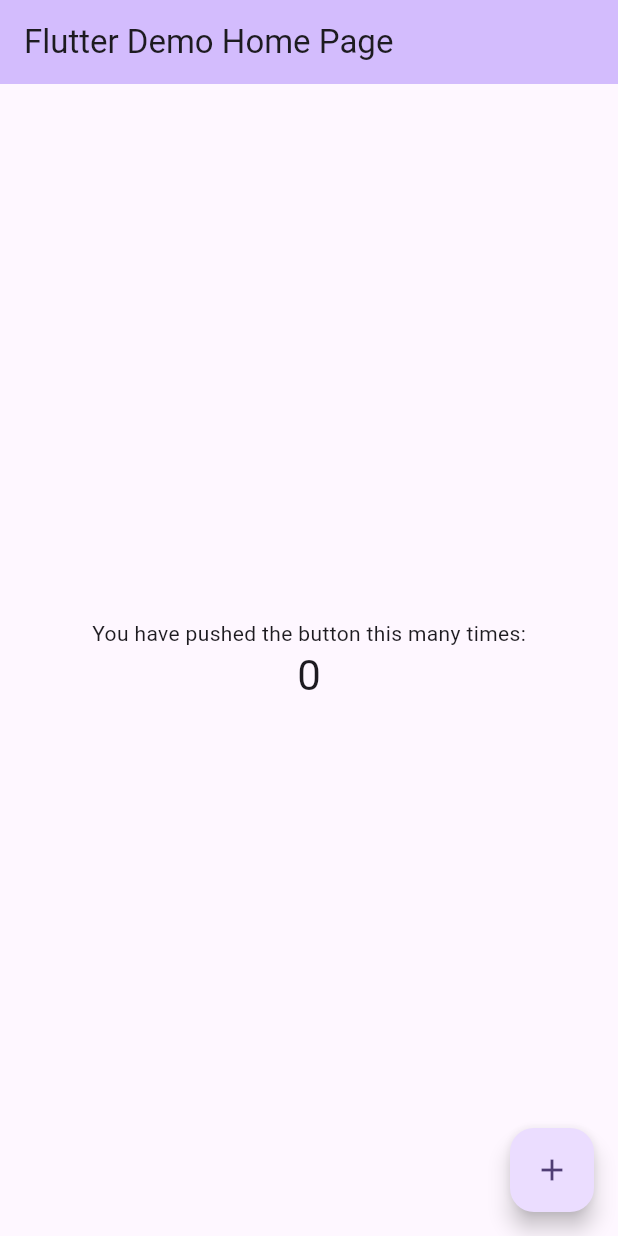
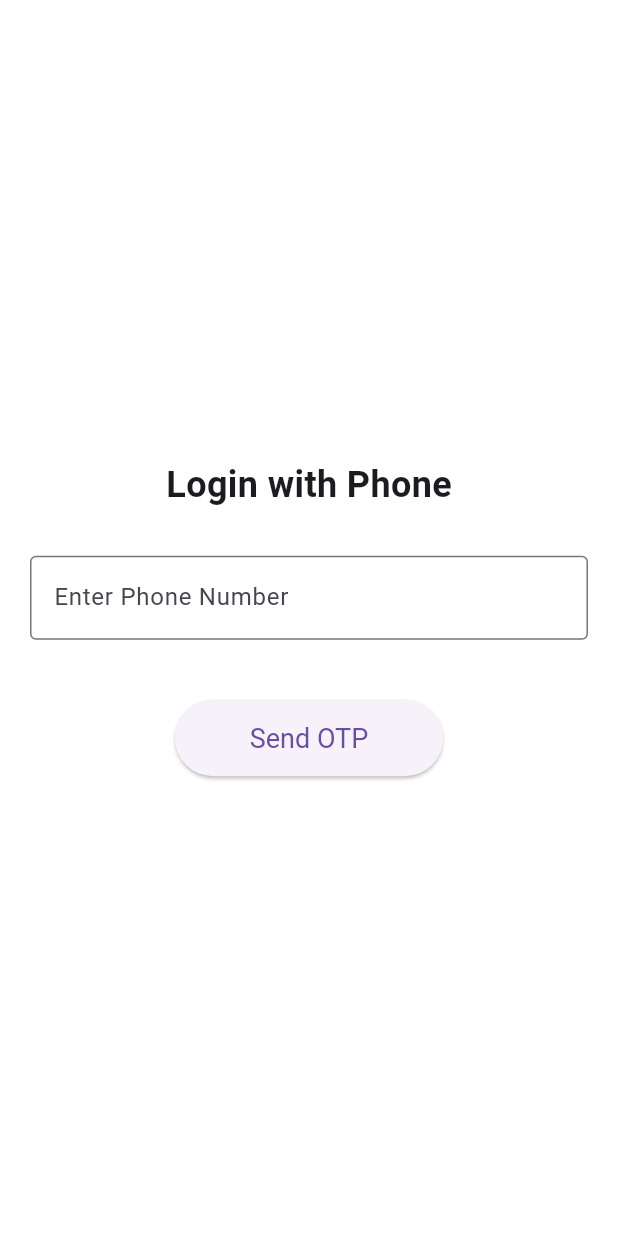
Before and after one commit to tarunkumarjhabakh/bya, a Flutter app: the screen it shows after launch, on a phone screen of 412 x 824 dp. Run offline on Flutter 3.47's test engine with Material 3 defaults, Android fonts, the phone set to English and light mode, and no system bars; our stand-ins replace firebase_core; accounts and stored records are empty.

Commit message:
basic login page ui without auth

```diff
--- /dev/null
+++ b/lib/login_page.dart
@@ -0,0 +1,69 @@
+import 'package:flutter/material.dart';
+
+class LoginPage extends StatefulWidget {
+  @override
+  _LoginPageState createState() => _LoginPageState();
+}
+
+class _LoginPageState extends State<LoginPage> {
+  final TextEditingController _phoneController = TextEditingController();
+  final TextEditingController _otpController = TextEditingController();
+  bool _otpSent = false;
+
+  @override
+  Widget build(BuildContext context) {
+    return Scaffold(
+      backgroundColor: Colors.white,
+      body: Padding(
+        padding: EdgeInsets.all(20),
+        child: Column(
+          mainAxisAlignment: MainAxisAlignment.center,
+          children: [
+            Text(
+              "Login with Phone",
+              style: TextStyle(fontSize: 24, fontWeight: FontWeight.bold),
+            ),
+            SizedBox(height: 30),
+
+            // Phone Number Input
+            TextField(
+              controller: _phoneController,
+              keyboardType: TextInputType.phone,
+              decoration: InputDecoration(
+                labelText: "Enter Phone Number",
+                border: OutlineInputBorder(),
+              ),
+            ),
+            SizedBox(height: 20),
+
+            // OTP Input (Only shown after OTP is sent)
+            if (_otpSent)
+              TextField(
+                controller: _otpController,
+                keyboardType: TextInputType.number,
+                decoration: InputDecoration(
+                  labelText: "Enter OTP",
+                  border: OutlineInputBorder(),
+                ),
+              ),
+            SizedBox(height: 20),
+
+            // Send OTP / Verify OTP Button
+            ElevatedButton(
+              onPressed: () {
+                setState(() {
+                  _otpSent = true;
+                });
+              },
+              style: ElevatedButton.styleFrom(
+                padding: EdgeInsets.symmetric(horizontal: 50, vertical: 15),
+                textStyle: TextStyle(fontSize: 18),
+              ),
+              child: Text(_otpSent ? "Verify OTP" : "Send OTP"),
+            ),
+          ],
+        ),
+      ),
+    );
+  }
+}
--- a/lib/main.dart
+++ b/lib/main.dart
@@ -1,125 +1,20 @@
 import 'package:flutter/material.dart';
+import 'login_page.dart'; // Import the LoginPage file
 
 void main() {
-  runApp(const MyApp());
+  runApp(MyApp());
 }
 
 class MyApp extends StatelessWidget {
-  const MyApp({super.key});
-
-  // This widget is the root of your application.
   @override
   Widget build(BuildContext context) {
     return MaterialApp(
-      title: 'Flutter Demo',
+      debugShowCheckedModeBanner: false,
+      title: 'Phone Login',
       theme: ThemeData(
-        // This is the theme of your application.
-        //
-        // TRY THIS: Try running your application with "flutter run". You'll see
-        // the application has a purple toolbar. Then, without quitting the app,
-        // try changing the seedColor in the colorScheme below to Colors.green
-        // and then invoke "hot reload" (save your changes or press the "hot
-        // reload" button in a Flutter-supported IDE, or press "r" if you used
-        // the command line to start the app).
-        //
-        // Notice that the counter didn't reset back to zero; the application
-        // state is not lost during the reload. To reset the state, use hot
-        // restart instead.
-        //
-        // This works for code too, not just values: Most code changes can be
-        // tested with just a hot reload.
-        colorScheme: ColorScheme.fromSeed(seedColor: Colors.deepPurple),
-        useMaterial3: true,
+        primarySwatch: Colors.blue,
       ),
-      home: const MyHomePage(title: 'Flutter Demo Home Page'),
+      home: LoginPage(), // Set LoginPage as the home screen
     );
   }
 }
-
-class MyHomePage extends StatefulWidget {
-  const MyHomePage({super.key, required this.title});
-
-  // This widget is the home page of your application. It is stateful, meaning
-  // that it has a State object (defined below) that contains fields that affect
-  // how it looks.
-
-  // This class is the configuration for the state. It holds the values (in this
-  // case the title) provided by the parent (in this case the App widget) and
-  // used by the build method of the State. Fields in a Widget subclass are
-  // always marked "final".
-
-  final String title;
-
-  @override
-  State<MyHomePage> createState() => _MyHomePageState();
-}
-
-class _MyHomePageState extends State<MyHomePage> {
-  int _counter = 0;
-
-  void _incrementCounter() {
-    setState(() {
-      // This call to setState tells the Flutter framework that something has
-      // changed in this State, which causes it to rerun the build method below
-      // so that the display can reflect the updated values. If we changed
-      // _counter without calling setState(), then the build method would not be
-      // called again, and so nothing would appear to happen.
-      _counter++;
-    });
-  }
-
-  @override
-  Widget build(BuildContext context) {
-    // This method is rerun every time setState is called, for instance as done
-    // by the _incrementCounter method above.
-    //
-    // The Flutter framework has been optimized to make rerunning build methods
-    // fast, so that you can just rebuild anything that needs updating rather
-    // than having to individually change instances of widgets.
-    return Scaffold(
-      appBar: AppBar(
-        // TRY THIS: Try changing the color here to a specific color (to
-        // Colors.amber, perhaps?) and trigger a hot reload to see the AppBar
-        // change color while the other colors stay the same.
-        backgroundColor: Theme.of(context).colorScheme.inversePrimary,
-        // Here we take the value from the MyHomePage object that was created by
-        // the App.build method, and use it to set our appbar title.
-        title: Text(widget.title),
-      ),
-      body: Center(
-        // Center is a layout widget. It takes a single child and positions it
-        // in the middle of the parent.
-        child: Column(
-          // Column is also a layout widget. It takes a list of children and
-          // arranges them vertically. By default, it sizes itself to fit its
-          // children horizontally, and tries to be as tall as its parent.
-          //
-          // Column has various properties to control how it sizes itself and
-          // how it positions its children. Here we use mainAxisAlignment to
-          // center the children vertically; the main axis here is the vertical
-          // axis because Columns are vertical (the cross axis would be
-          // horizontal).
-          //
-          // TRY THIS: Invoke "debug painting" (choose the "Toggle Debug Paint"
-          // action in the IDE, or press "p" in the console), to see the
-          // wireframe for each widget.
-          mainAxisAlignment: MainAxisAlignment.center,
-          children: <Widget>[
-            const Text(
-              'You have pushed the button this many times:',
-            ),
-            Text(
-              '$_counter',
-              style: Theme.of(context).textTheme.headlineMedium,
-            ),
-          ],
-        ),
-      ),
-      floatingActionButton: FloatingActionButton(
-        onPressed: _incrementCounter,
-        tooltip: 'Increment',
-        child: const Icon(Icons.add),
-      ), // This trailing comma makes auto-formatting nicer for build methods.
-    );
-  }
-}
--- a/pubspec.yaml
+++ b/pubspec.yaml
@@ -34,6 +34,8 @@ dependencies:
   # The following adds the Cupertino Icons font to your application.
   # Use with the CupertinoIcons class for iOS style icons.
   cupertino_icons: ^1.0.8
+  firebase_core: ^3.10.0
+  firebase_auth: ^5.4.0
 
 dev_dependencies:
   flutter_test:
```
Also changed, not shown: pubspec.lock, 11 other files.
